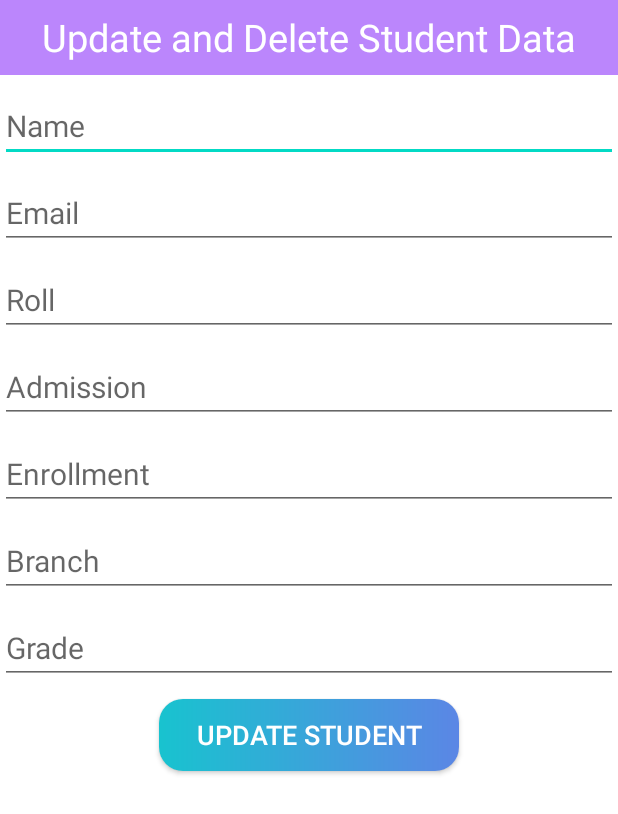
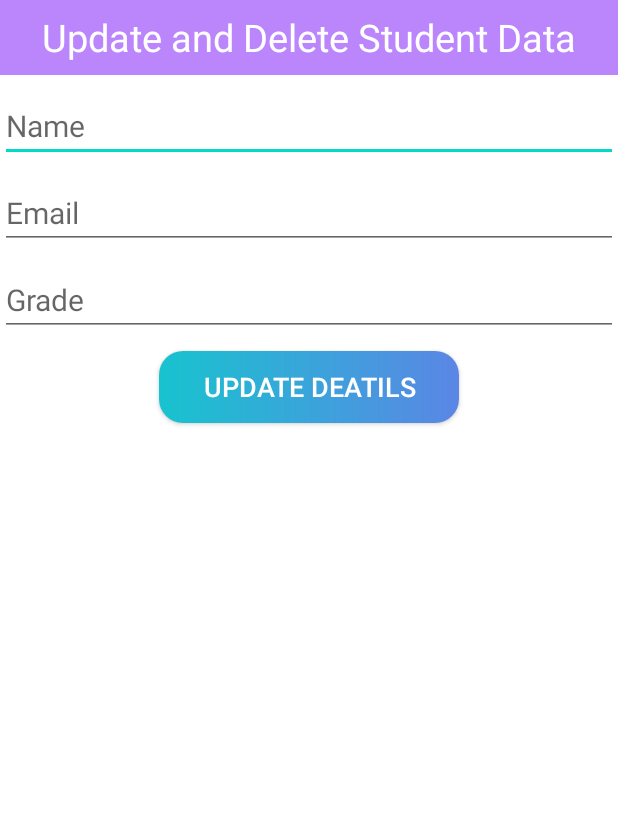
Before and after one commit to nawaz-anwar/IIMT-Faculty, an Android app: the layout dialogstudent.xml on its own in the app's theme, with its tools: preview values and no code run, on a phone screen of 412 x 824 dp. Shown: the top 814 px of the screen. Run offline under Robolectric (Android 15) with nearby library versions, the phone set to English and light mode, and no system bars.

Commit message:
Student Details Updated

```diff
--- a/app/src/main/res/layout/activity_forget_password.xml
+++ b/app/src/main/res/layout/activity_forget_password.xml
@@ -90,7 +90,7 @@
         android:background="@drawable/buttonbg"
         android:gravity="center"
         android:padding="10dp"
-        android:text="Send OTP"
+        android:text="Send Link"
         android:textColor="#fff"
         android:textSize="20sp"
         app:layout_constraintBottom_toBottomOf="parent"
--- a/app/src/main/res/layout/dialogstudent.xml
+++ b/app/src/main/res/layout/dialogstudent.xml
@@ -3,16 +3,12 @@
     xmlns:android="http://schemas.android.com/apk/res/android"
     android:layout_width="match_parent"
     android:layout_height="match_parent"
-    android:orientation="vertical"
-    >
+    android:orientation="vertical">
 
     <LinearLayout
         android:layout_width="match_parent"
         android:layout_height="match_parent"
         android:orientation="vertical">
-
-
-
 
     <TextView
         android:layout_width="match_parent"
@@ -39,38 +35,6 @@
         android:layout_marginTop="10dp"
         android:textSize="20sp"/>
 
-    <EditText
-        android:layout_width="match_parent"
-        android:layout_height="wrap_content"
-        android:hint="Roll"
-        android:id="@+id/updRollNumberStudent"
-        android:layout_marginTop="10dp"
-        android:textSize="20sp"/>
-
-    <EditText
-        android:layout_width="match_parent"
-        android:layout_height="wrap_content"
-        android:hint="Admission"
-        android:id="@+id/updAdmissionNumberStudent"
-        android:layout_marginTop="10dp"
-        android:textSize="20sp"/>
-
-    <EditText
-        android:layout_width="match_parent"
-        android:layout_height="wrap_content"
-        android:hint="Enrollment"
-        android:id="@+id/updEnrollmentNumberStudent"
-        android:layout_marginTop="10dp"
-        android:textSize="20sp"/>
-
-    <EditText
-        android:layout_width="match_parent"
-        android:layout_height="wrap_content"
-        android:hint="Branch"
-        android:id="@+id/updBranchStudent"
-        android:layout_marginTop="10dp"
-        android:textSize="20sp"/>
-
 
     <EditText
         android:layout_width="match_parent"
@@ -88,7 +52,7 @@
             android:padding="10dp"
             android:layout_marginTop="10dp"
             android:layout_marginBottom="10dp"
-            android:text="Update Student"
+            android:text="Update Deatils"
             android:id="@+id/updBtnStudent"
             android:textColor="#FFFFFF"
             android:textSize="18sp" />
--- a/app/src/main/res/values/colors.xml
+++ b/app/src/main/res/values/colors.xml
@@ -22,5 +22,6 @@
     <color name="backgroundcornersEnd">#AE0E4E</color>
     <color name="card_view_text">#4C3D3D</color>
     <color name="light_text_bg">#433434</color>
+    <color name="light_white_bg">#F8F5F5</color>
 
 </resources>
```
Also changed, not shown: app/src/main/java/com/coetusstudio/iimtufaculty/Adapter/StudentAdapter.java (+1 -13 lines), app/src/main/res/layout/activity_queries.xml (+4 -4 lines), app/src/main/res/layout/singlerowcollectiveattendance.xml (+40 -62 lines).
